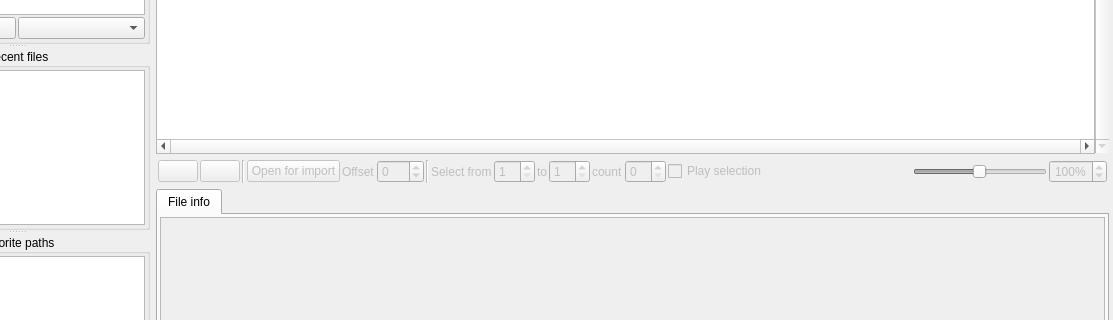
MaurizioB/Bigglesworth, file bigglesworth/ui/audioimporttab.ui: the form before one commit; both pictures show x 120 to 1233 and y 181 to 501 of the 1233 by 600 pixel window.
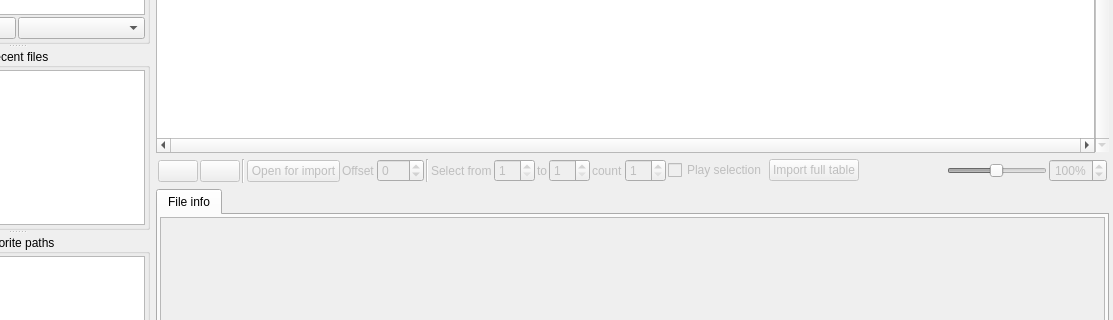
The form after the commit. Icons and pictures are not drawn. Custom widgets are drawn as their Qt base class.

Commit message: ProgressBar on import, better selection from wave.

The edit to the form file:
```diff
--- a/bigglesworth/ui/audioimporttab.ui
+++ b/bigglesworth/ui/audioimporttab.ui
@@ -417,13 +417,21 @@
              <number>0</number>
             </property>
             <item>
+             <layout class="QGridLayout" name="gridLayout_2">
+              <property name="verticalSpacing">
+               <number>1</number>
+              </property>
+              <property name="margin">
+               <number>0</number>
+              </property>
+              <item row="0" column="0">
              <widget class="QLabel" name="label_4">
               <property name="text">
                <string>Offset</string>
               </property>
              </widget>
             </item>
-            <item>
+              <item row="0" column="1">
              <widget class="QSpinBox" name="offsetSpin">
               <property name="wrapping">
                <bool>true</bool>
@@ -433,21 +441,24 @@
               </property>
              </widget>
             </item>
-            <item>
+              <item row="0" column="2">
              <widget class="Line" name="line">
               <property name="orientation">
                <enum>Qt::Vertical</enum>
               </property>
              </widget>
             </item>
-            <item>
+              <item row="1" column="0" colspan="2">
+               <widget class="MiniSlider" name="offsetSlider" native="true"/>
+              </item>
+              <item row="0" column="3">
              <widget class="QLabel" name="label">
               <property name="text">
                <string>Select from</string>
               </property>
              </widget>
             </item>
-            <item>
+              <item row="0" column="4">
              <widget class="QSpinBox" name="selectFromSpin">
               <property name="sizePolicy">
                <sizepolicy hsizetype="Maximum" vsizetype="Fixed">
@@ -460,56 +471,74 @@
               </property>
              </widget>
             </item>
-            <item>
-             <widget class="QLabel" name="label_2">
-              <property name="text">
-               <string>to</string>
-              </property>
-             </widget>
-            </item>
-            <item>
-             <widget class="QSpinBox" name="selectToSpin">
-              <property name="sizePolicy">
-               <sizepolicy hsizetype="Maximum" vsizetype="Fixed">
-                <horstretch>0</horstretch>
-                <verstretch>0</verstretch>
-               </sizepolicy>
-              </property>
-              <property name="minimum">
-               <number>1</number>
-              </property>
-             </widget>
-            </item>
-            <item>
+              <item row="1" column="7" colspan="2">
+               <widget class="MiniSlider" name="selectCountSlider" native="true"/>
+              </item>
+              <item row="0" column="7">
              <widget class="QLabel" name="label_3">
               <property name="text">
                <string>count</string>
               </property>
              </widget>
             </item>
-            <item>
-             <widget class="QSpinBox" name="selectCountSpin">
-              <property name="sizePolicy">
-               <sizepolicy hsizetype="Maximum" vsizetype="Fixed">
-                <horstretch>0</horstretch>
-                <verstretch>0</verstretch>
-               </sizepolicy>
-              </property>
-              <property name="maximum">
-               <number>64</number>
-              </property>
-              <property name="value">
-               <number>0</number>
-              </property>
-             </widget>
-            </item>
-            <item>
+              <item row="0" column="9">
              <widget class="QCheckBox" name="playSelectionChk">
               <property name="text">
                <string>Play selection</string>
               </property>
              </widget>
             </item>
+              <item row="0" column="8">
+               <widget class="QSpinBox" name="selectCountSpin">
+                <property name="sizePolicy">
+                 <sizepolicy hsizetype="Maximum" vsizetype="Fixed">
+                  <horstretch>0</horstretch>
+                  <verstretch>0</verstretch>
+                 </sizepolicy>
+                </property>
+                <property name="minimum">
+                 <number>1</number>
+                </property>
+                <property name="maximum">
+                 <number>64</number>
+                </property>
+                <property name="value">
+                 <number>1</number>
+                </property>
+               </widget>
+              </item>
+              <item row="0" column="6">
+               <widget class="QSpinBox" name="selectToSpin">
+                <property name="sizePolicy">
+                 <sizepolicy hsizetype="Maximum" vsizetype="Fixed">
+                  <horstretch>0</horstretch>
+                  <verstretch>0</verstretch>
+                 </sizepolicy>
+                </property>
+                <property name="minimum">
+                 <number>1</number>
+                </property>
+               </widget>
+              </item>
+              <item row="0" column="5">
+               <widget class="QLabel" name="label_2">
+                <property name="text">
+                 <string>to</string>
+                </property>
+               </widget>
+              </item>
+              <item row="0" column="10">
+               <widget class="QPushButton" name="importFullBtn">
+                <property name="enabled">
+                 <bool>false</bool>
+                </property>
+                <property name="text">
+                 <string>Import full table</string>
+                </property>
+               </widget>
+              </item>
+             </layout>
+            </item>
            </layout>
           </widget>
          </item>
@@ -715,6 +744,12 @@
    <extends>QComboBox</extends>
    <header>bigglesworth.wavetables.audioimport</header>
   </customwidget>
+  <customwidget>
+   <class>MiniSlider</class>
+   <extends>QWidget</extends>
+   <header>bigglesworth.wavetables.widgets</header>
+   <container>1</container>
+  </customwidget>
  </customwidgets>
  <resources/>
  <connections/>
```
Lines whose indentation alone changed are shown as unchanged. The commit also changes 5 other files.
